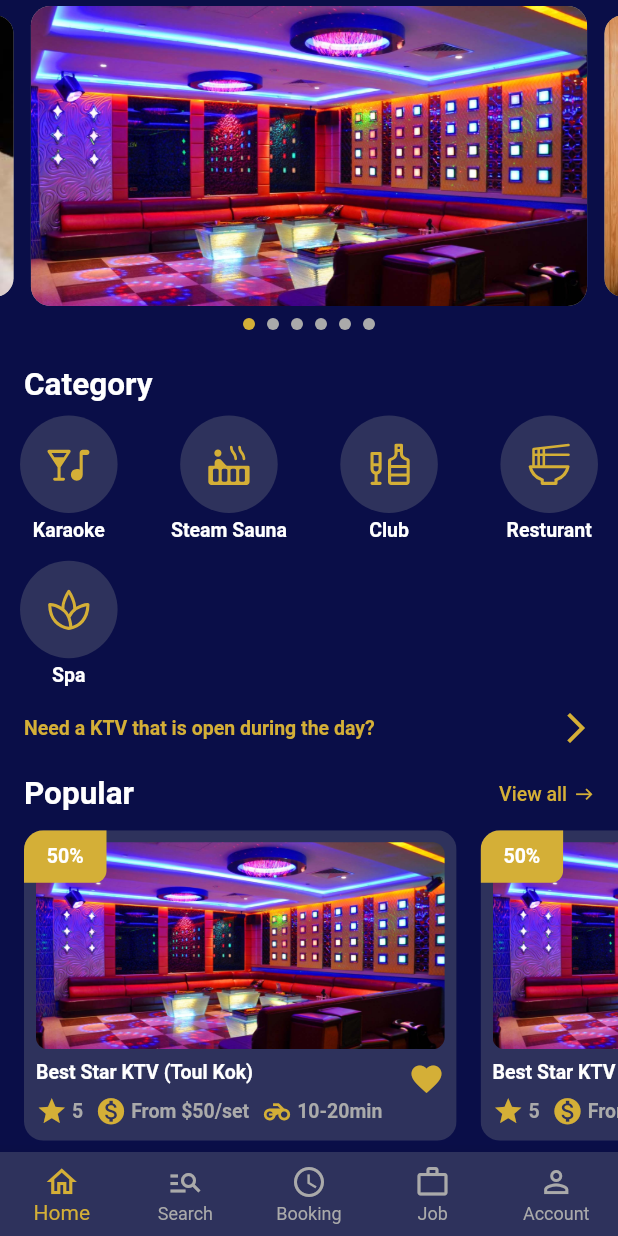
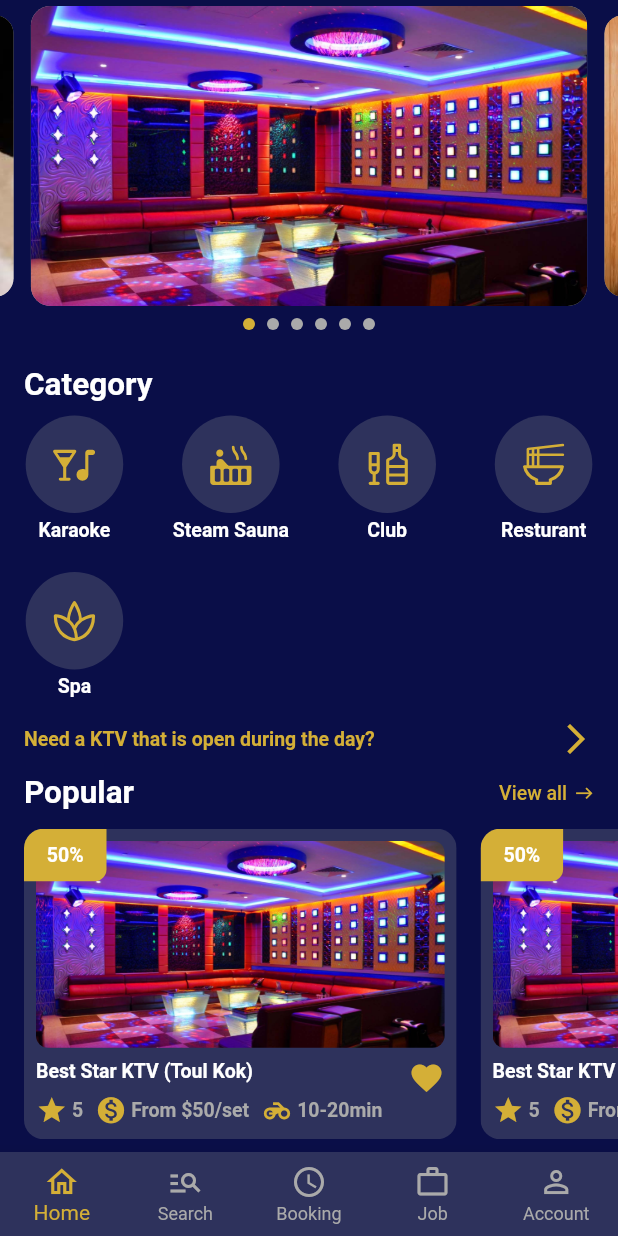
Before and after one commit to OeungChheanghok123/ktv_app, a Flutter app: the screen it shows after launch, scrolled down 56 dp, on a phone screen of 412 x 824 dp. Run offline on Flutter 3.47's test engine with Material 2 defaults, Android fonts, the phone set to English and light mode, and no system bars; drawn by our look-alikes of carousel_slider; our stand-ins replace flutter_svg, get.

Commit message:
2-Feb-2023

```diff
--- a/lib/screens/home/home_screen.dart
+++ b/lib/screens/home/home_screen.dart
@@ -34,7 +34,7 @@ class HomeScreen extends StatelessWidget {
           ),
           const SizedBox(height: defaultPaddin / 2),
           gridViewCatagory(context),
-          const SizedBox(height: defaultPaddin / 2),
+          //const SizedBox(height: defaultPaddin / 2),
           Container(
             margin: const EdgeInsets.symmetric(horizontal: defaultPaddin),
             child: Row(
@@ -53,7 +53,7 @@ class HomeScreen extends StatelessWidget {
               ],
             ),
           ),
-          const SizedBox(height: defaultPaddin / 2),
+          //const SizedBox(height: defaultPaddin / 2),
           ViewAll(
             tilte: 'Popular',
             onPress: () {},
@@ -174,7 +174,7 @@ class HomeScreen extends StatelessWidget {
         padding: const EdgeInsets.all(0),
         physics: const BouncingScrollPhysics(),
         mainAxisSpacing: 5,
-        crossAxisSpacing: 15,
+        crossAxisSpacing: 5,
         childAspectRatio: 1 / 1,
         children: List.generate(homeViewModel.categoryIconList.length, (index) {
           return Column(
```
